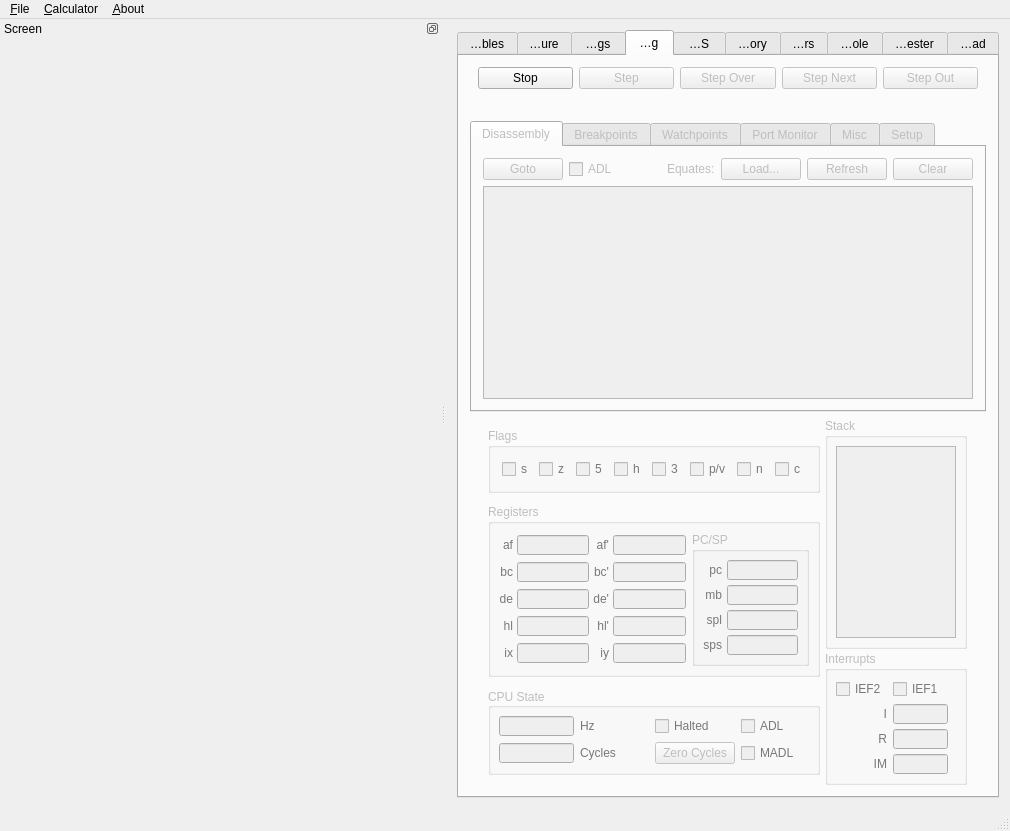
Old version of the form gui/qt/mainwindow.ui in the repository CE-Programming/CEmu.
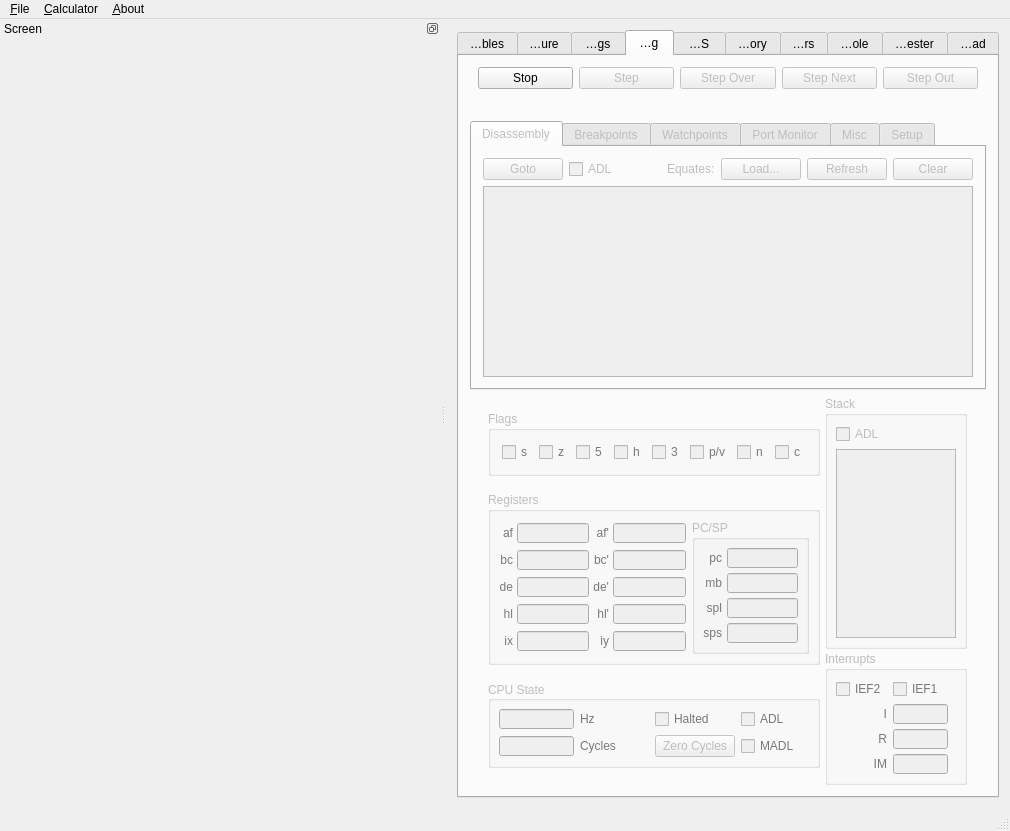
New version of the form. Icons and pictures are not drawn. Custom widgets are drawn as their Qt base class.

```diff
--- a/gui/qt/mainwindow.ui
+++ b/gui/qt/mainwindow.ui
@@ -6207,6 +6207,16 @@
                <property name="bottomMargin">
                 <number>8</number>
                </property>
+               <item>
+                <widget class="QCheckBox" name="checkADLStack">
+                 <property name="text">
+                  <string>ADL</string>
+                 </property>
+                 <property name="tristate">
+                  <bool>true</bool>
+                 </property>
+                </widget>
+               </item>
                <item>
                 <widget class="QPlainTextEdit" name="stackView">
                  <property name="sizePolicy">
```
